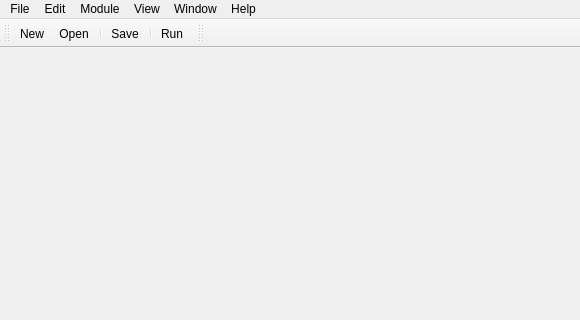
First picture: the form in src/bp/Tools/IDE/ui/blitzprog-ide.ui, repository akyoto/flua, before the edit; both pictures show x 0 to 580 and y 0 to 320 of the 800 by 600 pixel window.
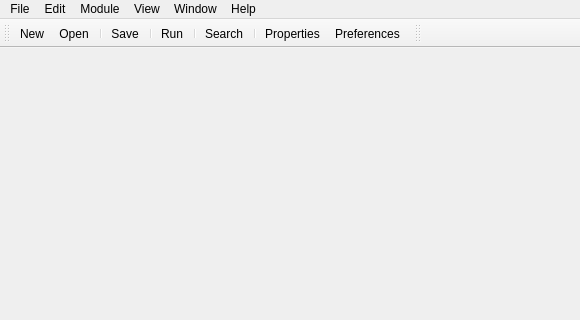
Second picture: the form after the edit. Icons and pictures are not drawn.

Commit message: Search & replace improvements

```diff
--- a/src/bp/Tools/IDE/ui/blitzprog-ide.ui
+++ b/src/bp/Tools/IDE/ui/blitzprog-ide.ui
@@ -122,6 +122,11 @@
    <addaction name="actionSave"/>
    <addaction name="separator"/>
    <addaction name="actionRun"/>
+   <addaction name="separator"/>
+   <addaction name="actionSearch"/>
+   <addaction name="separator"/>
+   <addaction name="actionProperties"/>
+   <addaction name="actionPreferences"/>
   </widget>
   <widget class="QToolBar" name="syntaxSwitcherBar">
    <property name="windowTitle">
```
Left out of the diff: 5 changed lines with no effect on the pictures. The commit also changes 2 other files.
